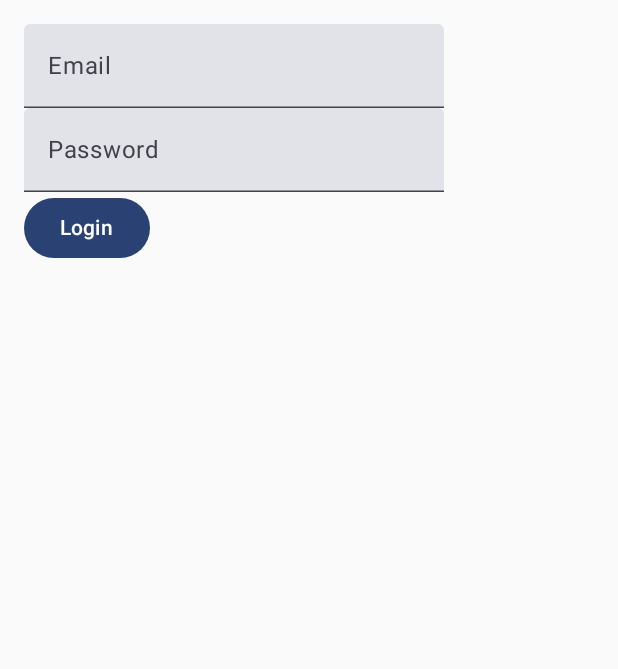
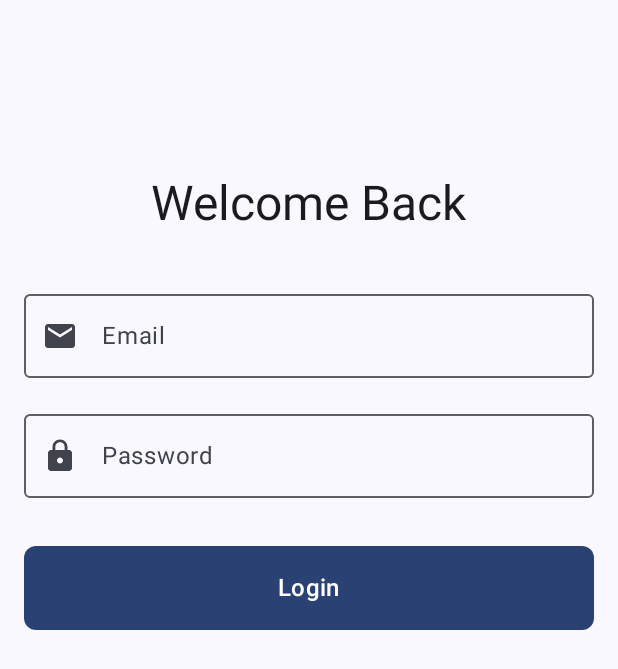
Before and after one commit to ansgrb/leaptechevents_android, an Android app built with Jetpack Compose: the screen it shows after launch (MainActivity), on a phone screen of 412 x 824 dp. Shown: the top 669 px of the screen. Run offline under Robolectric (Android 15) with nearby library versions, the phone set to English and light mode, and no system bars; our stand-ins replace Dagger/Hilt's generated code, Firebase (no records; nobody signed in at launch, a user with empty details on screens opened directly), constraintlayout-compose.

Commit message:
refactor: Update LoginScreen UI using ConstraintLayout
- Replaced `Column` with `ConstraintLayout` for more flexible UI design.
- Added a "Welcome Back" title.
- Styled `OutlinedTextField` for email and password inputs with leading icons.
- Implemented keyboard options for email and password fields (Email, Password, Next, Done).
- Styled the "Login" button with a rounded shape and adjusted its height and text style.
- Added `androidx.constraintlayout:constraintlayout-compose` dependency.

```diff
--- a/app/build.gradle.kts
+++ b/app/build.gradle.kts
@@ -56,6 +56,8 @@ dependencies {
     implementation(libs.androidx.material3)
     implementation(libs.androidx.core.splashscreen)
     implementation(libs.androidx.navigation.compose)
+    implementation(libs.androidx.constraintlayout.compose)
+
 
 
 
--- a/app/src/main/java/com/github/ansgrb/leaptechevents_android/presentation/screens/LoginScreen.kt
+++ b/app/src/main/java/com/github/ansgrb/leaptechevents_android/presentation/screens/LoginScreen.kt
@@ -18,8 +18,20 @@ package com.github.ansgrb.leaptechevents_android.presentation.screens
 
 import android.content.res.Configuration
 import androidx.compose.foundation.layout.Column
+import androidx.compose.foundation.layout.fillMaxSize
+import androidx.compose.foundation.layout.fillMaxWidth
+import androidx.compose.foundation.layout.height
 import androidx.compose.foundation.layout.padding
+import androidx.compose.foundation.shape.RoundedCornerShape
+import androidx.compose.foundation.text.KeyboardOptions
+import androidx.compose.material.icons.Icons
+import androidx.compose.material.icons.filled.Email
+import androidx.compose.material.icons.filled.Lock
 import androidx.compose.material3.Button
+import androidx.compose.material3.Icon
+import androidx.compose.material3.MaterialTheme
+import androidx.compose.material3.OutlinedTextField
+import androidx.compose.material3.Surface
 import androidx.compose.material3.Text
 import androidx.compose.material3.TextField
 import androidx.compose.runtime.Composable
@@ -29,8 +41,12 @@ import androidx.compose.runtime.remember
 import androidx.compose.runtime.rememberCoroutineScope
 import androidx.compose.runtime.setValue
 import androidx.compose.ui.Modifier
+import androidx.compose.ui.text.input.ImeAction
+import androidx.compose.ui.text.input.KeyboardType
+import androidx.compose.ui.text.input.PasswordVisualTransformation
 import androidx.compose.ui.tooling.preview.Preview
 import androidx.compose.ui.unit.dp
+import androidx.constraintlayout.compose.ConstraintLayout
 import androidx.hilt.navigation.compose.hiltViewModel
 import androidx.navigation.NavController
 import androidx.navigation.compose.rememberNavController
@@ -50,17 +66,76 @@ fun LoginScreen(
     var password by remember { mutableStateOf("") }
     val scope = rememberCoroutineScope()
 
-    Column(modifier = Modifier.padding(16.dp)) {
-        TextField(
+    Surface(
+        modifier = Modifier.fillMaxSize(),
+        color = MaterialTheme.colorScheme.background
+    ) {
+        ConstraintLayout(
+            modifier = Modifier
+                .fillMaxSize()
+                .padding(16.dp)
+        ) {
+            val (title, emailField, passwordField, loginButton) = createRefs()
+
+            Text(
+                text = "Welcome Back",
+                style = MaterialTheme.typography.headlineLarge,
+                modifier = Modifier.constrainAs(title) {
+                    top.linkTo(parent.top, margin = 100.dp)
+                    start.linkTo(parent.start)
+                    end.linkTo(parent.end)
+                }
+            )
+
+            OutlinedTextField(
                 value = email,
                 onValueChange = { email = it },
-            label = { Text("Email") }
+                label = { Text("Email") },
+                leadingIcon = {
+                    Icon(
+                        imageVector = Icons.Default.Email,
+                        contentDescription = "Email Icon"
                     )
-        TextField(
+                },
+                singleLine = true,
+                keyboardOptions = KeyboardOptions(
+                    keyboardType = KeyboardType.Email,
+                    imeAction = ImeAction.Next
+                ),
+                modifier = Modifier
+                    .fillMaxWidth()
+                    .constrainAs(emailField) {
+                        top.linkTo(title.bottom, margin = 32.dp)
+                        start.linkTo(parent.start)
+                        end.linkTo(parent.end)
+                    }
+            )
+
+            OutlinedTextField(
                 value = password,
                 onValueChange = { password = it },
-            label = { Text("Password") }
+                label = { Text("Password") },
+                leadingIcon = {
+                    Icon(
+                        imageVector = Icons.Default.Lock,
+                        contentDescription = "Password Icon"
                     )
+                },
+                singleLine = true,
+                visualTransformation = PasswordVisualTransformation(),
+                keyboardOptions = KeyboardOptions(
+                    keyboardType = KeyboardType.Password,
+                    imeAction = ImeAction.Done
+                ),
+                modifier = Modifier
+                    .fillMaxWidth()
+                    .constrainAs(passwordField) {
+                        top.linkTo(emailField.bottom, margin = 16.dp)
+                        start.linkTo(parent.start)
+                        end.linkTo(parent.end)
+                    }
+            )
+
             Button(
                 onClick = {
                     scope.launch {
@@ -68,9 +143,22 @@ fun LoginScreen(
                             navController.navigate("event_list")
                         }
                     }
+                },
+                shape = RoundedCornerShape(8.dp),
+                modifier = Modifier
+                    .fillMaxWidth()
+                    .height(56.dp)
+                    .constrainAs(loginButton) {
+                        top.linkTo(passwordField.bottom, margin = 32.dp)
+                        start.linkTo(parent.start)
+                        end.linkTo(parent.end)
                     }
             ) {
-            Text("Login")
+                Text(
+                    "Login",
+                    style = MaterialTheme.typography.titleMedium
+                )
+            }
         }
     }
 }
@@ -79,13 +167,11 @@ fun LoginScreen(
     name = "Light Mode",
     showBackground = true,
     uiMode = Configuration.UI_MODE_NIGHT_NO,
-    showSystemUi = true
 )
 @Preview(
     name = "Dark Mode",
     showBackground = true,
     uiMode = Configuration.UI_MODE_NIGHT_YES,
-    showSystemUi = true
 )
 @Composable
 fun LoginScreenPreview() {
--- a/gradle/libs.versions.toml
+++ b/gradle/libs.versions.toml
@@ -1,5 +1,6 @@
 [versions]
 agp = "8.10.1"
+constraintlayoutCompose = "1.1.1"
 zxCore = "3.5.2"
 kotlin = "2.0.21"
 ksp = "2.0.21-1.0.28"
@@ -34,6 +35,7 @@ firebaseDatabase = "21.0.0"
 
 
 [libraries]
+androidx-constraintlayout-compose = { module = "androidx.constraintlayout:constraintlayout-compose", version.ref = "constraintlayoutCompose" }
 androidx-core-ktx = { group = "androidx.core", name = "core-ktx", version.ref = "coreKtx" }
 zx-core = { module = "com.google.zxing:core", version.ref = "zxCore" }
 junit = { group = "junit", name = "junit", version.ref = "junit" }
```
Lines whose indentation alone changed are shown as unchanged.
